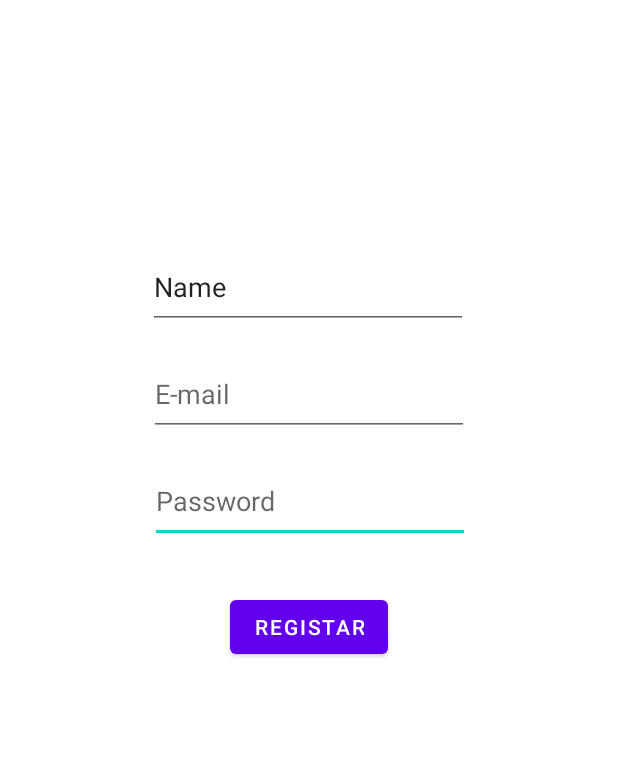
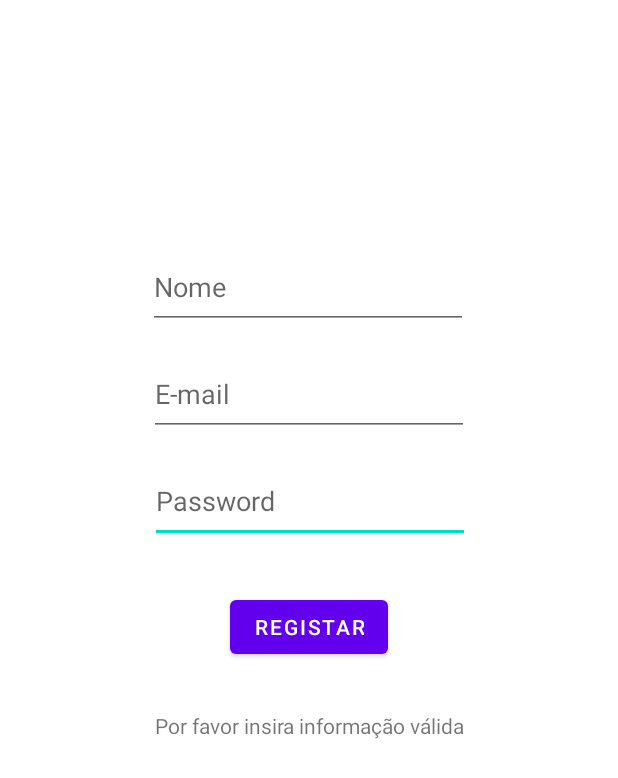
Before and after one commit to ECMiraldo/TownBoard2, an Android app: the SignUpActivity screen opened directly, with no data from a screen before it, after a tap on "REGISTAR", on a phone screen of 412 x 824 dp. Shown: the top 778 px of the screen. Run offline under Robolectric (Android 15) with nearby library versions, the phone set to English and light mode, and no system bars; our stand-ins replace Firebase (no records; nobody signed in at launch, a user with empty details on screens opened directly).

Commit message:
login e sign up melhorado

```diff
--- a/app/src/main/java/com/example/townboard2/LoginActivity.kt
+++ b/app/src/main/java/com/example/townboard2/LoginActivity.kt
@@ -43,7 +43,9 @@ class LoginActivity : AppCompatActivity() {
             val email = email.text.toString()
             val password = password.text.toString()
 
+            if (email.length >0 && password.length >0){
             login(email, password)
+            }
         }
     }
 
--- a/app/src/main/java/com/example/townboard2/SignUpActivity.kt
+++ b/app/src/main/java/com/example/townboard2/SignUpActivity.kt
@@ -7,6 +7,7 @@ import android.widget.Button
 import android.widget.EditText
 import android.widget.TextView
 import android.widget.Toast
+import androidx.core.view.isVisible
 import com.google.firebase.auth.FirebaseAuth
 import com.google.firebase.database.DatabaseReference
 import com.google.firebase.database.FirebaseDatabase
@@ -43,7 +44,12 @@ class SignUpActivity : AppCompatActivity() {
             val email = email.text.toString()
             val password = password.text.toString()
 
-            signUp(name, email, password)
+            if(name.length >1 && email.length > 5 && password.length >5) {
+                signUp(name, email, password)
+            } else{
+                message.isVisible = true
+                message.text = "Por favor insira informação válida"
+            }
         }
     }
 
@@ -56,12 +62,7 @@ class SignUpActivity : AppCompatActivity() {
                     finish()
                     startActivity(intent)
                 } else {
-
-                    Toast.makeText(
-                        this@SignUpActivity,
-                        "Something happened... We couldnt complete task",
-                        Toast.LENGTH_SHORT
-                    ).show()
+                    Toast.makeText(this@SignUpActivity, "Insira informaão corretos", Toast.LENGTH_SHORT).show()
                 }
             }
     }
--- a/app/src/main/res/layout/activity_sign_up.xml
+++ b/app/src/main/res/layout/activity_sign_up.xml
@@ -27,7 +27,7 @@
         android:layout_marginTop="164dp"
         android:ems="10"
         android:inputType="textPersonName"
-        android:text="Name"
+        android:hint="Nome"
         app:layout_constraintEnd_toEndOf="parent"
         app:layout_constraintHorizontal_bias="0.497"
         app:layout_constraintStart_toStartOf="parent"
```
Also changed, not shown: app/src/main/res/layout/activity_login.xml (+5 -2 lines).
